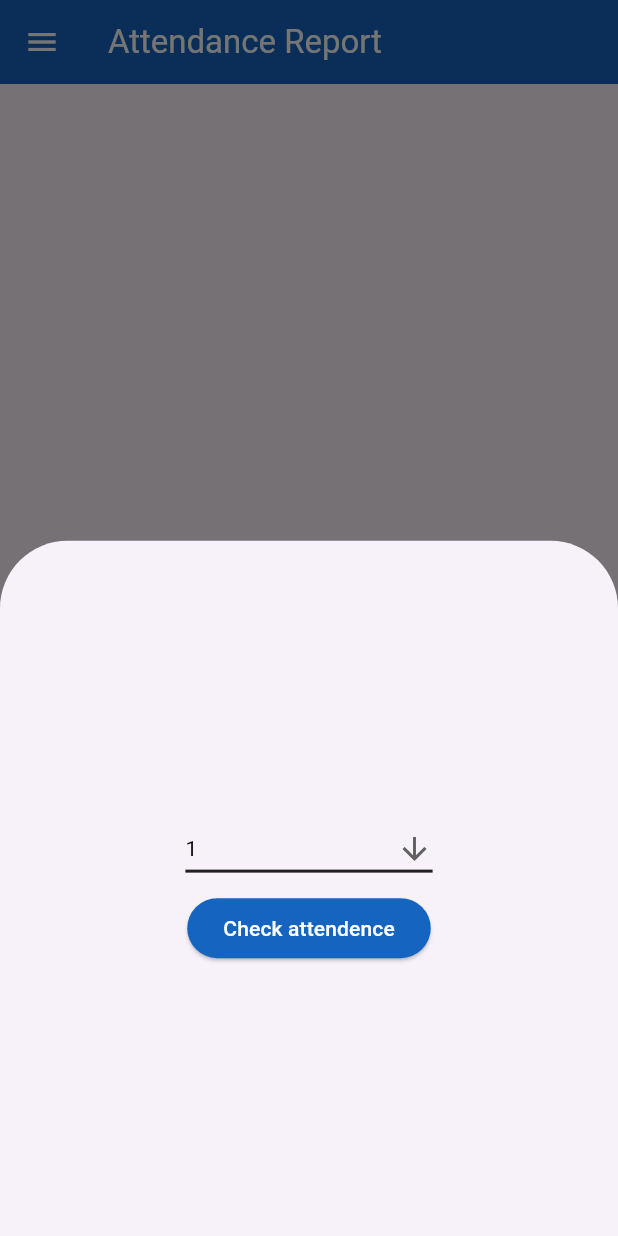
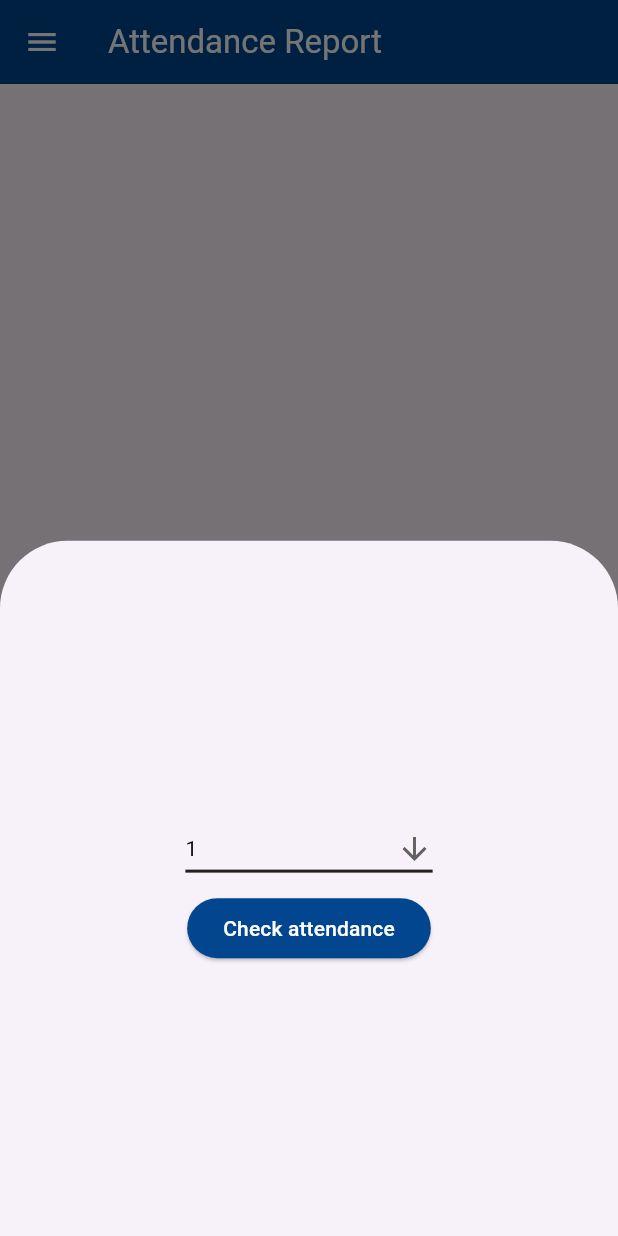
Before and after one commit to BilalAzeem210/sc_attendance, a Flutter app: the NoAttendanceScreen screen opened directly with empty values, after a tap on "Check your attendence", on a phone screen of 412 x 824 dp. Run offline on Flutter 3.47's test engine with Material 3 defaults, Android fonts, the phone set to English and light mode, and no system bars; our stand-ins replace google_maps_flutter, location, page_transition, shared_preferences; accounts and stored records are empty; network calls fail.

Commit message:
New Changes Done

```diff
--- a/lib/screens/no_attendance_screen.dart
+++ b/lib/screens/no_attendance_screen.dart
@@ -32,7 +32,7 @@ class _NoAttendanceScreenState extends State<NoAttendanceScreen> {
     return Scaffold(
       floatingActionButton: ElevatedButton(
         style: ElevatedButton.styleFrom(
-          backgroundColor: Colors.blue.shade800
+          backgroundColor: Color(0xff01468f)
         ),
         onPressed: () {
           showModalBottomSheet(context: context, builder: (ctx) {
@@ -52,7 +52,7 @@ class _NoAttendanceScreenState extends State<NoAttendanceScreen> {
       ),
       appBar: AppBar(
         title: Text("Attendance Report",style: TextStyle(color: Colors.white),),
-        backgroundColor: Colors.blue.shade800,
+        backgroundColor: Color(0xff01468f),
         iconTheme: IconThemeData(color: Colors.white),
       ),
       drawer: MyDrawer(widget._userId,widget._empemail,widget._empmobile),
--- a/lib/screens/profile_screen.dart
+++ b/lib/screens/profile_screen.dart
@@ -29,7 +29,7 @@ class _ProfileScreenState extends State<ProfileScreen> {
     return Scaffold(
       appBar: AppBar(
         title: const Text('Profile Screen',style: TextStyle(color: Colors.white),),
-        backgroundColor: Colors.blue.shade800,
+        backgroundColor: Color(0xff01468f),
         iconTheme: IconThemeData(color: Colors.white),
 
 
@@ -40,7 +40,7 @@ class _ProfileScreenState extends State<ProfileScreen> {
             child: Card(
               child: Container(
                 height: MediaQuery.of(context).size.height * 0.8,
-                width: MediaQuery.of(context).size.width,
+                width:  MediaQuery.of(context).size.width,
                 child: FutureBuilder<Map<String,dynamic>?>(
                   future: _dataFuture,
                     builder: (ctx , snapshot){
--- a/lib/screens/visit_report_screen.dart
+++ b/lib/screens/visit_report_screen.dart
@@ -29,7 +29,7 @@ class _VisitReportScreenState extends State<VisitReportScreen> {
     return Scaffold(
       appBar: AppBar(
         title: Text('Visits Report',style: TextStyle(color: Colors.white),),
-        backgroundColor: Colors.blue.shade800,
+        backgroundColor: Color(0xff01468f),
         iconTheme: IconThemeData(color: Colors.white),
       ),
       drawer: MyDrawer(widget._usrid,widget._empMobile,widget._empemail),
--- a/lib/widgets/drop_down.dart
+++ b/lib/widgets/drop_down.dart
@@ -56,8 +56,8 @@ class _MyDropDownState extends State<MyDropDown> {
           widget._fetchDataCallback(_dropdownValue);
 
         },
-            style:ElevatedButton.styleFrom(backgroundColor: Colors.blue.shade800),
-            child: Text("Check attendence",style: TextStyle(color: Colors.white),))
+            style:ElevatedButton.styleFrom(backgroundColor: Color(0xff01468f)),
+            child: Text("Check attendance",style: TextStyle(color: Colors.white),))
       ],
     );
   }
```
Also changed, not shown: lib/screens/login.dart (+29 -18 lines), lib/widgets/drawer.dart (+100 -43 lines).
